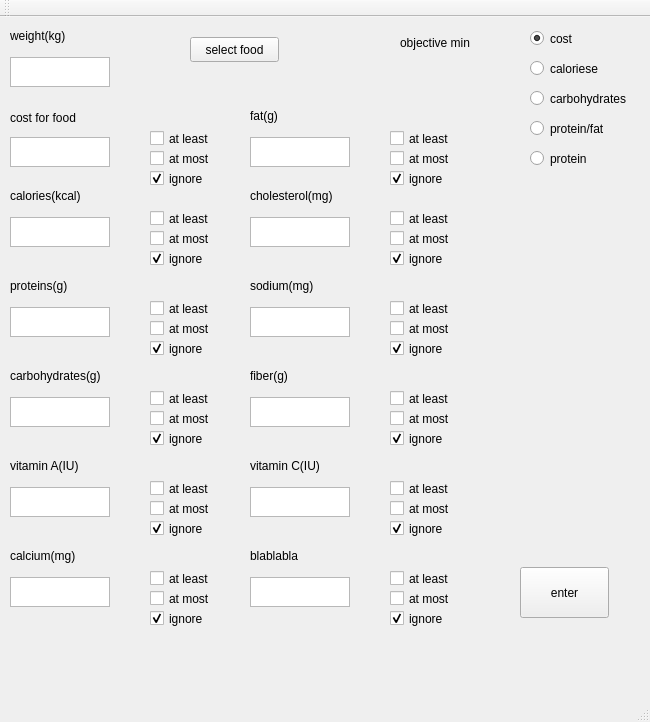
This is mainwindow.ui in chesteran/QTtest as Qt 5 draws it before an edit. The edited form follows.
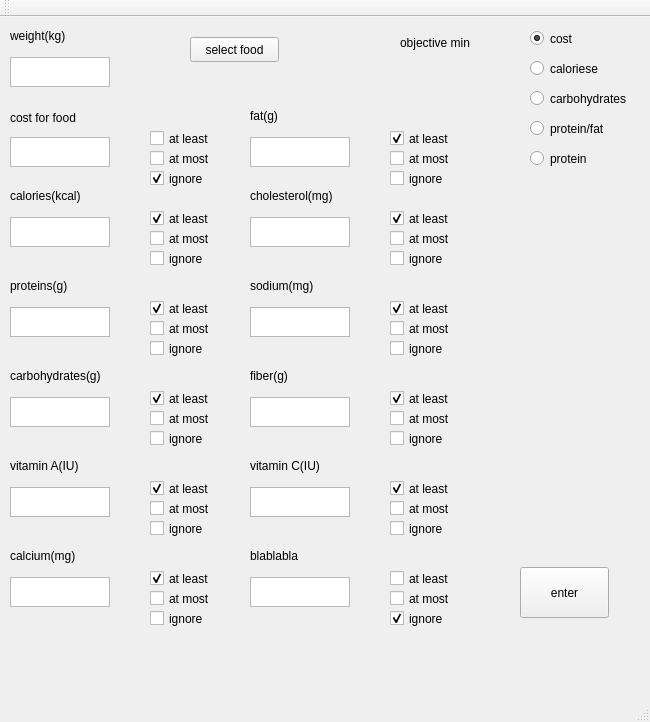
This is the edited form.

Commit message:
set default checkbox and textbox initial value
replace debug message to " >= "
rewrite food matrix

What changed in the file:
```diff
--- a/mainwindow.ui
+++ b/mainwindow.ui
@@ -212,6 +212,9 @@
     <property name="text">
      <string>at least</string>
     </property>
+    <property name="checked">
+     <bool>true</bool>
+    </property>
    </widget>
    <widget class="QCheckBox" name="checkBox_9">
     <property name="geometry">
@@ -226,7 +229,7 @@
      <string>ignore</string>
     </property>
     <property name="checked">
-     <bool>true</bool>
+     <bool>false</bool>
     </property>
    </widget>
    <widget class="QCheckBox" name="checkBox_4">
@@ -296,6 +299,9 @@
     <property name="text">
      <string>at least</string>
     </property>
+    <property name="checked">
+     <bool>true</bool>
+    </property>
    </widget>
    <widget class="QCheckBox" name="checkBox_12">
     <property name="geometry">
@@ -310,7 +316,7 @@
      <string>ignore</string>
     </property>
     <property name="checked">
-     <bool>true</bool>
+     <bool>false</bool>
     </property>
    </widget>
    <widget class="QCheckBox" name="checkBox_13">
@@ -326,7 +332,7 @@
      <string>ignore</string>
     </property>
     <property name="checked">
-     <bool>true</bool>
+     <bool>false</bool>
     </property>
    </widget>
    <widget class="QCheckBox" name="checkBox_14">
@@ -354,6 +360,9 @@
     <property name="text">
      <string>at least</string>
     </property>
+    <property name="checked">
+     <bool>true</bool>
+    </property>
    </widget>
    <widget class="QTextEdit" name="textEditfat">
     <property name="geometry">
@@ -391,7 +400,7 @@
      <string>ignore</string>
     </property>
     <property name="checked">
-     <bool>true</bool>
+     <bool>false</bool>
     </property>
    </widget>
    <widget class="QCheckBox" name="checkBox_17">
@@ -419,6 +428,9 @@
     <property name="text">
      <string>at least</string>
     </property>
+    <property name="checked">
+     <bool>true</bool>
+    </property>
    </widget>
    <widget class="QTextEdit" name="textEditcho">
     <property name="geometry">
@@ -456,7 +468,7 @@
      <string>ignore</string>
     </property>
     <property name="checked">
-     <bool>true</bool>
+     <bool>false</bool>
     </property>
    </widget>
    <widget class="QCheckBox" name="checkBox_20">
@@ -484,6 +496,9 @@
     <property name="text">
      <string>at least</string>
     </property>
+    <property name="checked">
+     <bool>true</bool>
+    </property>
    </widget>
    <widget class="QTextEdit" name="textEditna">
     <property name="geometry">
@@ -521,7 +536,7 @@
      <string>ignore</string>
     </property>
     <property name="checked">
-     <bool>true</bool>
+     <bool>false</bool>
     </property>
    </widget>
    <widget class="QCheckBox" name="checkBox_23">
@@ -537,7 +552,7 @@
      <string>ignore</string>
     </property>
     <property name="checked">
-     <bool>true</bool>
+     <bool>false</bool>
     </property>
    </widget>
    <widget class="QCheckBox" name="checkBox_24">
@@ -565,6 +580,9 @@
     <property name="text">
      <string>at least</string>
     </property>
+    <property name="checked">
+     <bool>true</bool>
+    </property>
    </widget>
    <widget class="QTextEdit" name="textEditfib">
     <property name="geometry">
@@ -601,6 +619,9 @@
     <property name="text">
      <string>at least</string>
     </property>
+    <property name="checked">
+     <bool>true</bool>
+    </property>
    </widget>
    <widget class="QLabel" name="labelfib">
     <property name="geometry">
@@ -651,7 +672,7 @@
      <string>ignore</string>
     </property>
     <property name="checked">
-     <bool>true</bool>
+     <bool>false</bool>
     </property>
    </widget>
    <widget class="QCheckBox" name="checkBox_29">
@@ -667,7 +688,7 @@
      <string>ignore</string>
     </property>
     <property name="checked">
-     <bool>true</bool>
+     <bool>false</bool>
     </property>
    </widget>
    <widget class="QCheckBox" name="checkBox_30">
@@ -695,6 +716,9 @@
     <property name="text">
      <string>at least</string>
     </property>
+    <property name="checked">
+     <bool>true</bool>
+    </property>
    </widget>
    <widget class="QTextEdit" name="textEditvitC">
     <property name="geometry">
@@ -731,6 +755,9 @@
     <property name="text">
      <string>at least</string>
     </property>
+    <property name="checked">
+     <bool>true</bool>
+    </property>
    </widget>
    <widget class="QLabel" name="labelvitC">
     <property name="geometry">
@@ -781,7 +808,7 @@
      <string>ignore</string>
     </property>
     <property name="checked">
-     <bool>true</bool>
+     <bool>false</bool>
     </property>
    </widget>
    <widget class="QCheckBox" name="checkBox_35">
@@ -861,6 +888,9 @@
     <property name="text">
      <string>at least</string>
     </property>
+    <property name="checked">
+     <bool>true</bool>
+    </property>
    </widget>
    <widget class="QLabel" name="label_13">
     <property name="geometry">
```
Left out of the diff: 8 changed lines with no effect on the pictures. The commit also changes 3 other files.
